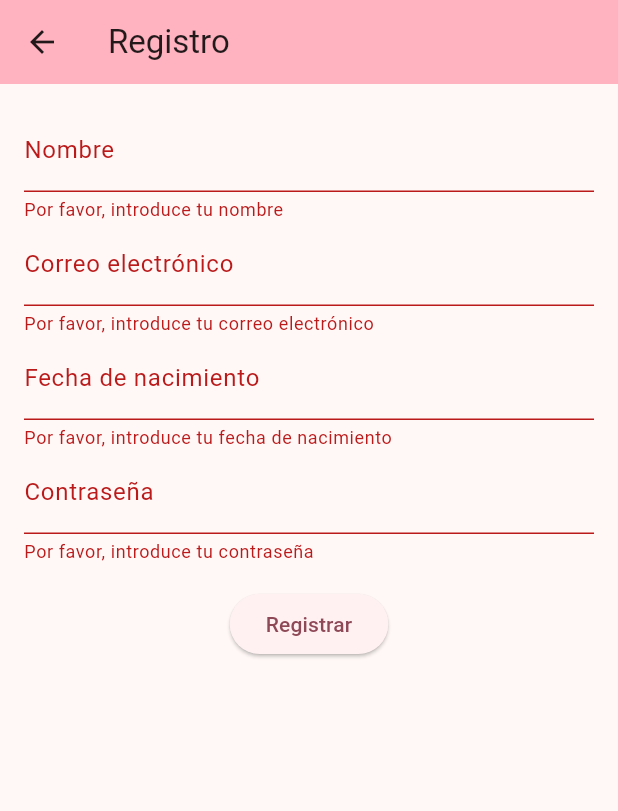
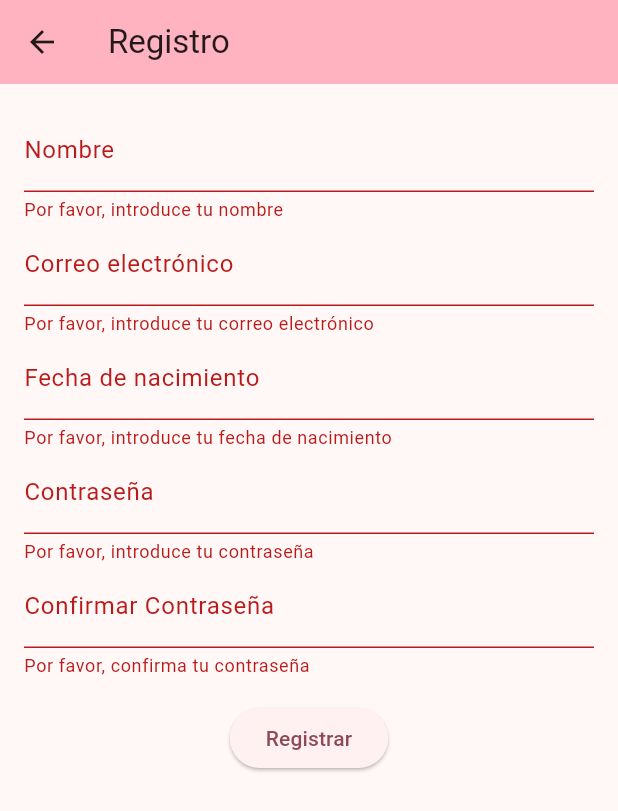
Before and after one commit to martinezmario02/KissDate, a Flutter app: the Register screen opened directly, after a tap on "Registrar", on a phone screen of 412 x 824 dp. Shown: the top 811 px of the screen. Run offline on Flutter 3.47's test engine with Material 3 defaults, Android fonts, the phone set to English and light mode, and no system bars; our stand-ins replace image_picker; missing offline and left inert: postgres.

Commit message:
Contraseñas encubiertas y verificacion. Closes #14

```diff
--- a/lib/screens/register.dart
+++ b/lib/screens/register.dart
@@ -18,6 +18,7 @@ class _RegisterState extends State<Register> {
   final _emailController = TextEditingController();
   final _birthdayController = TextEditingController();
   final _passwordController = TextEditingController();
+  final _confirmPasswordController = TextEditingController();
 
   @override
   void dispose() {
@@ -25,6 +26,7 @@ class _RegisterState extends State<Register> {
     _emailController.dispose();
     _birthdayController.dispose();
     _passwordController.dispose();
+    _confirmPasswordController.dispose();
 
     super.dispose();
   }
@@ -86,9 +88,27 @@ class _RegisterState extends State<Register> {
               TextFormField(
                 controller: _passwordController,
                 decoration: const InputDecoration(labelText: 'Contraseña'),
+                keyboardType: TextInputType.visiblePassword,
+                obscureText: true,
                 validator: (value) {
                   if (value == null || value.isEmpty) {
                     return 'Por favor, introduce tu contraseña';
+                  }
+                  return null;
+                },
+              ),
+              TextFormField(
+                controller: _confirmPasswordController,
+                decoration:
+                    const InputDecoration(labelText: 'Confirmar Contraseña'),
+                keyboardType: TextInputType.visiblePassword,
+                obscureText: true,
+                validator: (value) {
+                  if (value == null || value.isEmpty) {
+                    return 'Por favor, confirma tu contraseña';
+                  }
+                  if (value != _passwordController.text) {
+                    return 'Las contraseñas no coinciden';
                   }
                   return null;
                 },
```
